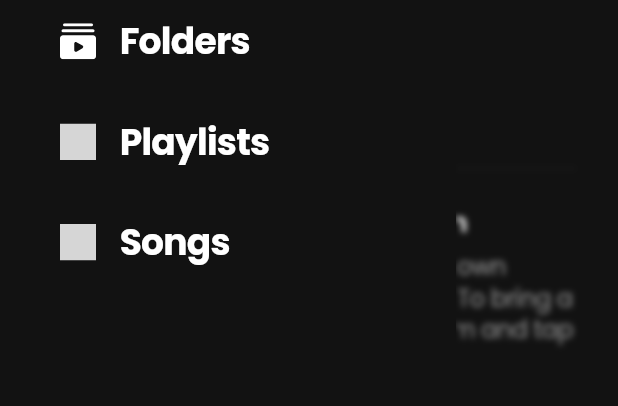
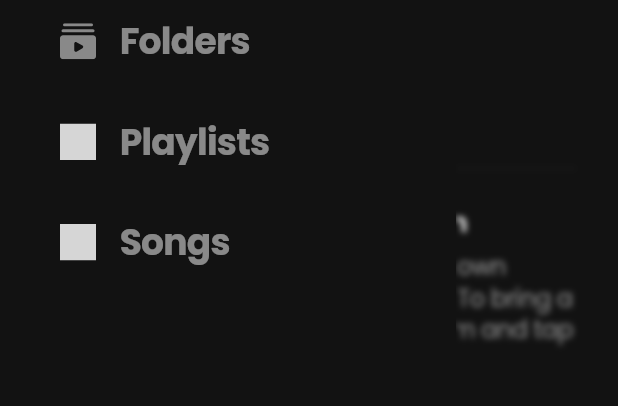
Before and after one commit to SalehTZ/telegram_music_player, a Flutter app: the screen it shows after launch, with the side drawer open, on a phone screen of 412 x 824 dp, the part 396-802 px from its top. Run offline on Flutter 3.47's test engine with Material 3 defaults, Android fonts, the phone set to English and light mode, and no system bars; our stand-ins replace flutter_bloc, flutter_svg, just_audio, just_audio_background; missing offline and left inert: just_audio_media_kit; grey boxes are pictures that could not be loaded.

Commit message:
Laid Stash out for wide windows.
A window 900 wide or more keeps the pages in a side bar, puts the Tidy
and Duplicates cards side by side, and keeps opened pages to a readable
width. From 1200 wide the playing song gets a panel on the right instead
of the mini player.

Co-Authored-By: Claude Opus 5.5 (1M context) <noreply@anthropic.com>
Claude-Session: https://claude.ai/code/session_016JFpjZmhUXsvnDWopN6oty

```diff
--- a/lib/src/constants/values_manager.dart
+++ b/lib/src/constants/values_manager.dart
@@ -64,7 +64,9 @@ class AppSize {
   static const double s162 = 162.0;
   static const double s172 = 172.0;
   static const double s210 = 210.0;
+  static const double s240 = 240.0;
   static const double s304 = 304.0;
+  static const double s360 = 360.0;
   static const double s390 = 390.0;
 }
 
@@ -73,6 +75,7 @@ class AppGap {
   static const w8 = SizedBox(width: AppSize.s8);
   static const w12 = SizedBox(width: AppSize.s12);
   static const w16 = SizedBox(width: AppSize.s16);
+  static const w20 = SizedBox(width: AppSize.s20);
   static const h4 = SizedBox(height: AppSize.s4);
   static const h8 = SizedBox(height: AppSize.s8);
   static const h10 = SizedBox(height: AppSize.s10);
--- /dev/null
+++ b/lib/src/presentation/layout.dart
@@ -0,0 +1,37 @@
+import 'package:flutter/widgets.dart';
+
+import '../constants/colors_manager.dart';
+
+/// Window widths where Stash stops looking like a phone app.
+class Layout {
+  /// The pages sit next to a side bar instead of behind a drawer.
+  static bool isWide(BuildContext context) =>
+      MediaQuery.sizeOf(context).width >= 900;
+
+  /// The playing song gets a panel of its own instead of the mini player.
+  static bool hasPlayerPanel(BuildContext context) =>
+      MediaQuery.sizeOf(context).width >= 1200;
+
+  /// How wide a page opened over the main screen grows, so its lines stay
+  /// easy to read.
+  static const double pageWidth = 720;
+}
+
+/// A page no wider than [Layout.pageWidth], in the middle of a wide window.
+class ReadableWidth extends StatelessWidget {
+  final Widget child;
+  const ReadableWidth({super.key, required this.child});
+
+  @override
+  Widget build(BuildContext context) {
+    return ColoredBox(
+      color: ColorManager.backgroundColor,
+      child: Center(
+        child: ConstrainedBox(
+          constraints: const BoxConstraints(maxWidth: Layout.pageWidth),
+          child: child,
+        ),
+      ),
+    );
+  }
+}
--- a/lib/src/presentation/navigation.dart
+++ b/lib/src/presentation/navigation.dart
@@ -3,6 +3,7 @@ import 'package:flutter/material.dart';
 import '../blocs/library/library_cubit.dart';
 import '../data/lyrics/lyrics.dart';
 import '../data/models/song_model.dart';
+import 'layout.dart';
 import 'screens/duplicates_screen/duplicates_screen.dart';
 import 'screens/edit_tags_screen/edit_tags_screen.dart';
 import 'screens/lyrics_screen/lyrics_screen.dart';
@@ -11,7 +12,9 @@ import 'screens/song_list_screen/song_list_screen.dart';
 import 'screens/tidy_screen/tidy_screen.dart';
 
 Future<T?> _push<T>(BuildContext context, Widget page) =>
-    Navigator.of(context).push<T>(MaterialPageRoute(builder: (_) => page));
+    Navigator.of(context).push<T>(
+      MaterialPageRoute(builder: (_) => ReadableWidth(child: page)),
+    );
 
 void openPlayer(BuildContext context) => _push(context, const PlayerScreen());
 
--- a/lib/src/presentation/screens/main_screen/main_screen.dart
+++ b/lib/src/presentation/screens/main_screen/main_screen.dart
@@ -6,8 +6,11 @@ import 'package:flutter_bloc/flutter_bloc.dart';
 import '../../../blocs/library/library_cubit.dart';
 import '../../../blocs/player/player_cubit.dart';
 import '../../../constants/colors_manager.dart';
+import '../../../constants/values_manager.dart';
+import '../../layout.dart';
 import '../../widgets/appbar/appbar_widget.dart';
 import '../../widgets/audio_player/now_playing_bar.dart';
+import '../../widgets/audio_player/player_panel.dart';
 import '../../widgets/drawer/app_drawer.dart';
 import '../folders_screen/folders_screen.dart';
 import '../home_screen/home_screen.dart';
@@ -16,7 +19,8 @@ import '../songs_screen/songs_screen.dart';
 import 'library_gate.dart';
 
 /// Holds the app bar, drawer and mini player, and switches the page
-/// in between when an item of the drawer is picked.
+/// in between when an item of the drawer is picked. A wide window keeps the
+/// drawer open as a side bar, and a wider one shows the player beside it.
 class MainScreen extends StatefulWidget {
   const MainScreen({super.key});
 
@@ -58,15 +62,27 @@ class _MainScreenState extends State<MainScreen> with WidgetsBindingObserver {
     }
   }
 
+  void _select(DrawerPage page) => setState(() => _page = page);
+
   @override
   Widget build(BuildContext context) {
-    final bottom = WithNowPlaying.bottomSpace(context);
+    final wide = Layout.isWide(context);
+    final panel = Layout.hasPlayerPanel(context);
+    final bottom = panel ? AppPadding.p20 : WithNowPlaying.bottomSpace(context);
     final page = switch (_page) {
       DrawerPage.home => HomeScreen(bottomPadding: bottom),
       DrawerPage.folders => FoldersScreen(bottomPadding: bottom),
       DrawerPage.playlists => PlaylistsScreen(bottomPadding: bottom),
       DrawerPage.songs => SongsScreen(bottomPadding: bottom),
     };
+    final library = BlocBuilder<LibraryCubit, LibraryState>(
+      buildWhen: (a, b) => a.status != b.status,
+      builder: (context, state) => state.status != LibraryStatus.ready
+          ? LibraryGate(status: state.status)
+          : panel
+              ? page
+              : WithNowPlaying(child: page),
+    );
 
     return PopScope(
       canPop: _page == DrawerPage.home,
@@ -81,17 +97,36 @@ class _MainScreenState extends State<MainScreen> with WidgetsBindingObserver {
       },
       child: Scaffold(
         key: _scaffoldKey,
-        appBar: const AppBarWidget(),
-        drawer: AppDrawer(
-          onPageSelected: (page) => setState(() => _page = page),
-        ),
+        appBar: wide ? null : const AppBarWidget(),
+        drawer: wide ? null : AppDrawer(page: _page, onPageSelected: _select),
         drawerScrimColor: ColorManager.transparent,
-        body: BlocBuilder<LibraryCubit, LibraryState>(
-          buildWhen: (a, b) => a.status != b.status,
-          builder: (context, state) => state.status == LibraryStatus.ready
-              ? WithNowPlaying(child: page)
-              : LibraryGate(status: state.status),
-        ),
+        body: !wide
+            ? library
+            : Row(
+                children: [
+                  DecoratedBox(
+                    decoration: const BoxDecoration(
+                      border: BorderDirectional(
+                        end: BorderSide(color: ColorManager.hairline),
+                      ),
+                    ),
+                    child: NavPanel(
+                      width: AppSize.s240,
+                      page: _page,
+                      onPageSelected: _select,
+                    ),
+                  ),
+                  Expanded(
+                    child: SafeArea(
+                      left: false,
+                      right: false,
+                      bottom: false,
+                      child: library,
+                    ),
+                  ),
+                  if (panel) const PlayerPanel(),
+                ],
+              ),
       ),
     );
   }
--- a/lib/src/presentation/widgets/drawer/app_drawer.dart
+++ b/lib/src/presentation/widgets/drawer/app_drawer.dart
@@ -15,9 +15,11 @@ enum DrawerPage { home, folders, playlists, songs }
 const _version = String.fromEnvironment('APP_VERSION');
 
 class AppDrawer extends StatelessWidget {
+  final DrawerPage page;
   final ValueChanged<DrawerPage> onPageSelected;
   const AppDrawer({
     super.key,
+    required this.page,
     required this.onPageSelected,
   });
 
@@ -30,8 +32,61 @@ class AppDrawer extends StatelessWidget {
       height: double.infinity,
       child: Row(
         children: [
-          Container(
+          NavPanel(
             width: AppSize.s304,
+            page: page,
+            onPageSelected: (page) {
+              Navigator.of(context).pop();
+              onPageSelected(page);
+            },
+          ),
+
+          // * Blurred page behind the drawer, tap to close
+          Expanded(
+            child: GestureDetector(
+              behavior: HitTestBehavior.opaque,
+              onTap: () => Navigator.of(context).pop(),
+              child: ClipRect(
+                child: BackdropFilter(
+                  filter: ImageFilter.blur(
+                    sigmaX: AppBlur.sigma2,
+                    sigmaY: AppBlur.sigma2,
+                  ),
+                  child: const SizedBox.expand(),
+                ),
+              ),
+            ),
+          ),
+        ],
+      ),
+    );
+  }
+}
+
+/// The logo and the pages of the main screen: inside the drawer on a phone,
+/// and always beside the page in a wide window.
+class NavPanel extends StatelessWidget {
+  final double width;
+  final DrawerPage page;
+  final ValueChanged<DrawerPage> onPageSelected;
+  const NavPanel({
+    super.key,
+    required this.width,
+    required this.page,
+    required this.onPageSelected,
+  });
+
+  @override
+  Widget build(BuildContext context) {
+    _DrawerItem item(DrawerPage page, String icon, String title) => _DrawerItem(
+          icon: icon,
+          title: title,
+          selected: page == this.page,
+          onTap: () => onPageSelected(page),
+        );
+
+    return Container(
+      width: width,
       color: ColorManager.drawerBgColor,
       child: SafeArea(
         right: false,
@@ -59,29 +114,15 @@ class AppDrawer extends StatelessWidget {
               child: Column(
                 crossAxisAlignment: CrossAxisAlignment.start,
                 children: [
-                        _DrawerItem(
-                          icon: AssetsManager.homeIcon,
-                          title: "Home",
-                          onTap: () => _select(context, DrawerPage.home),
-                        ),
+                  item(DrawerPage.home, AssetsManager.homeIcon, "Home"),
                   AppGap.h36,
-                        _DrawerItem(
-                          icon: AssetsManager.libraryIcon,
-                          title: "Folders",
-                          onTap: () => _select(context, DrawerPage.folders),
-                        ),
+                  item(
+                      DrawerPage.folders, AssetsManager.libraryIcon, "Folders"),
                   AppGap.h36,
-                        _DrawerItem(
-                          icon: AssetsManager.songIcon,
-                          title: "Playlists",
-                          onTap: () => _select(context, DrawerPage.playlists),
-                        ),
+                  item(DrawerPage.playlists, AssetsManager.songIcon,
+                      "Playlists"),
                   AppGap.h36,
-                        _DrawerItem(
-                          icon: AssetsManager.albumIcon,
-                          title: "Songs",
-                          onTap: () => _select(context, DrawerPage.songs),
-                        ),
+                  item(DrawerPage.songs, AssetsManager.albumIcon, "Songs"),
                 ],
               ),
             ),
@@ -97,60 +138,53 @@ class AppDrawer extends StatelessWidget {
           ],
         ),
       ),
-          ),
-
-          // * Blurred page behind the drawer, tap to close
-          Expanded(
-            child: GestureDetector(
-              behavior: HitTestBehavior.opaque,
-              onTap: () => Navigator.of(context).pop(),
-              child: ClipRect(
-                child: BackdropFilter(
-                  filter: ImageFilter.blur(
-                    sigmaX: AppBlur.sigma2,
-                    sigmaY: AppBlur.sigma2,
-                  ),
-                  child: const SizedBox.expand(),
-                ),
-              ),
-            ),
-          ),
-        ],
-      ),
     );
-  }
-
-  void _select(BuildContext context, DrawerPage page) {
-    Navigator.of(context).pop();
-    onPageSelected(page);
   }
 }
 
 class _DrawerItem extends StatelessWidget {
   final String icon;
   final String title;
+  final bool selected;
   final VoidCallback onTap;
   const _DrawerItem({
     required this.icon,
     required this.title,
+    required this.selected,
     required this.onTap,
   });
 
   @override
   Widget build(BuildContext context) {
-    return GestureDetector(
+    // * The other pages are dimmed, so the open one stands out
+    final color = selected ? ColorManager.white : ColorManager.secondaryText;
+    return Semantics(
+      button: true,
+      selected: selected,
+      child: GestureDetector(
         behavior: HitTestBehavior.opaque,
         onTap: onTap,
         child: Row(
           mainAxisSize: MainAxisSize.min,
           children: [
-          SvgPicture.asset(icon, width: AppSize.s24, height: AppSize.s24),
+            SvgPicture.asset(
+              icon,
+              width: AppSize.s24,
+              height: AppSize.s24,
+              colorFilter: ColorFilter.mode(color, BlendMode.srcIn),
+            ),
             AppGap.w16,
-          Text(
+            Flexible(
+              child: Text(
                 title,
-            style: TextStyles.getBoldStyle(fontSize: FontSize.s24),
+                maxLines: 1,
+                overflow: TextOverflow.ellipsis,
+                style: TextStyles.getBoldStyle(fontSize: FontSize.s24)
+                    .copyWith(color: color),
+              ),
             ),
           ],
+        ),
       ),
     );
   }
```
Also changed, not shown: lib/src/presentation/screens/edit_tags_screen/edit_tags_screen.dart (+5 -2 lines), lib/src/presentation/screens/home_screen/duplicates_card.dart (+10 -2 lines), lib/src/presentation/screens/home_screen/home_screen.dart (+25 -0 lines), lib/src/presentation/screens/home_screen/tidy_card.dart (+9 -2 lines), lib/src/presentation/screens/player_screen/player_screen.dart (+32 -19 lines), lib/src/presentation/widgets/audio_player/player_panel.dart (added, +89 -0 lines), 2 other files. Lines whose indentation alone changed are shown as unchanged.
